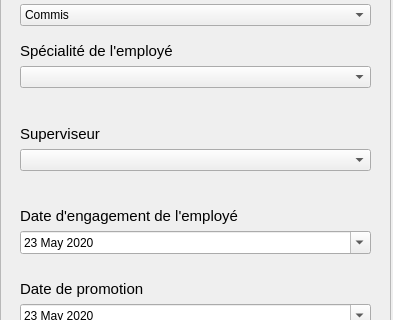
First picture: the form in UI/Ajouter_Employe.ui, repository LePerron/Application-gestion-employes-projet-session-2023, before the edit; both pictures show x 0 to 393 and y 326 to 646 of the 393 by 779 pixel window.
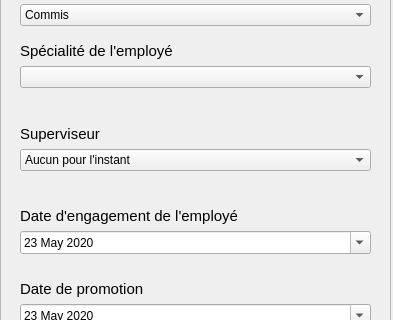
Second picture: the form after the edit.

Diff of the .ui file:
```diff
--- a/UI/Ajouter_Employe.ui
+++ b/UI/Ajouter_Employe.ui
@@ -304,7 +304,13 @@
      <item>
       <layout class="QVBoxLayout" name="verticalLayout_9">
        <item>
-        <widget class="QComboBox" name="comboBoxSuperviseur"/>
+        <widget class="QComboBox" name="comboBoxSuperviseur">
+         <item>
+          <property name="text">
+           <string>Aucun pour l'instant</string>
+          </property>
+         </item>
+        </widget>
        </item>
        <item>
         <widget class="QLabel" name="labelErreurSuperviseur">
```
